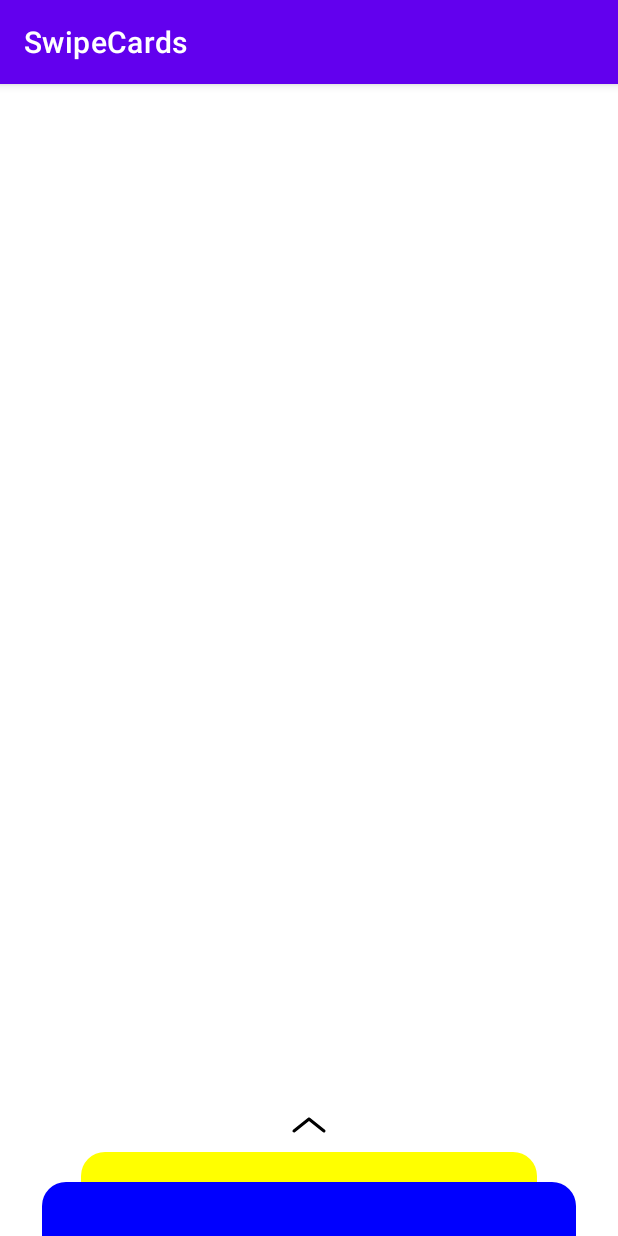
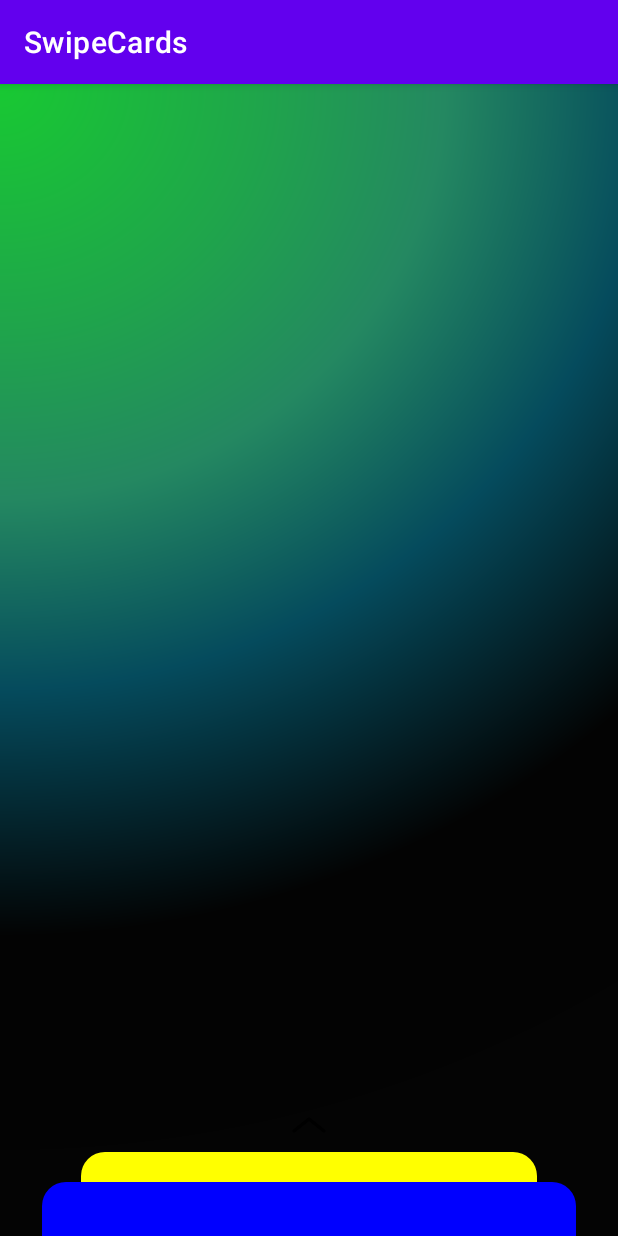
Before and after one commit to AlexanderChibirev/MotionLayoutExamples, an Android app: the screen it shows after launch (MainActivity), on a phone screen of 412 x 824 dp. Run offline under Robolectric (Android 15) with nearby library versions, the phone set to English and light mode, and no system bars.

Commit message:
* added default background

```diff
--- a/SwipeCards/app/src/main/res/layout/start.xml
+++ b/SwipeCards/app/src/main/res/layout/start.xml
@@ -10,6 +10,7 @@
     <View
         android:id="@+id/background_rv_click"
         android:layout_width="0dp"
+        android:background="@drawable/sberpay_payment_screen_background_1"
         android:layout_height="0dp"
         app:layout_constraintBottom_toBottomOf="parent"
         app:layout_constraintEnd_toEndOf="parent"
```
